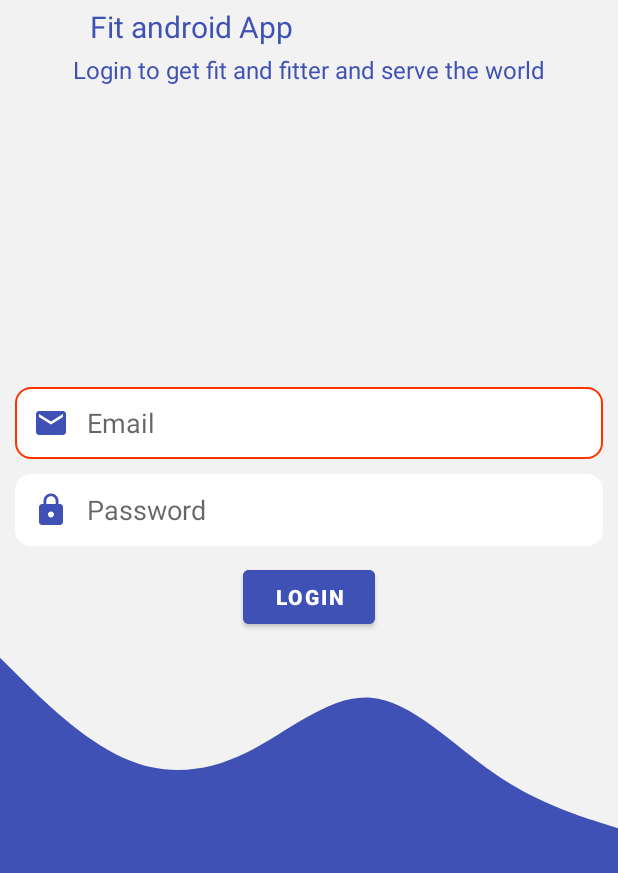
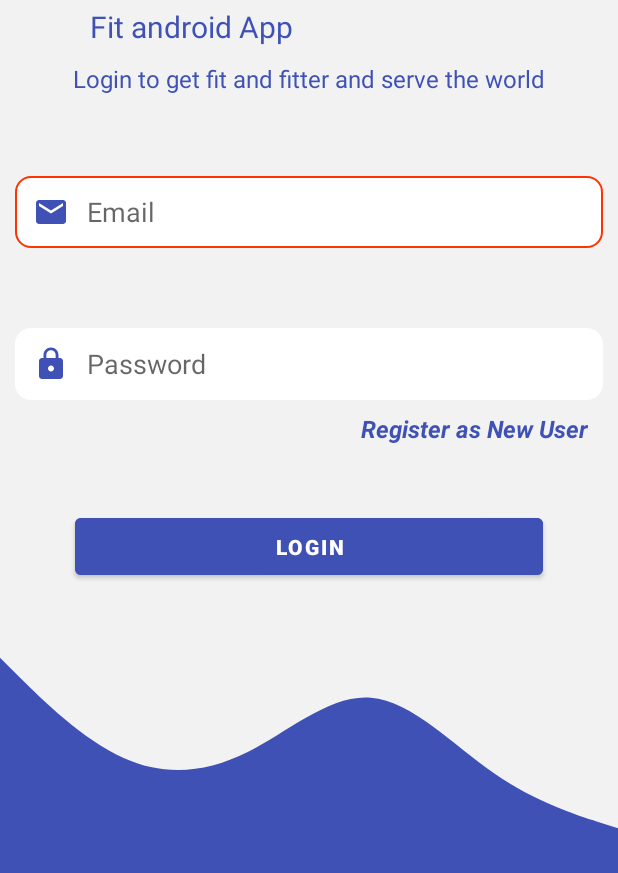
Before and after one commit to Amir-Raza-Teesside/ObesityDetectionUsingMachineLearning, an Android app: the Login screen opened directly, with no data from a screen before it, on a phone screen of 412 x 824 dp, the part 363-1236 px from its top. Run offline under Robolectric (Android 15) with nearby library versions, the phone set to English and light mode, and no system bars; our stand-ins replace Firebase (no records; nobody signed in at launch, a user with empty details on screens opened directly); plain views replace CircularImageView.

Commit message:
updated the Units of Measuring

```diff
--- a/app/src/main/java/uk/ac/tees/aad/obesity2/Login.java
+++ b/app/src/main/java/uk/ac/tees/aad/obesity2/Login.java
@@ -5,6 +5,7 @@ import android.os.Bundle;
 import android.view.View;
 import android.widget.Button;
 import android.widget.EditText;
+import android.widget.TextView;
 import android.widget.Toast;
 
 import androidx.annotation.NonNull;
@@ -25,6 +26,7 @@ public class Login extends AppCompatActivity {
     Button login;
     FirebaseAuth auth;
     Button Register;
+    TextView registertext;
     @Override
     protected void onCreate(Bundle savedInstanceState) {
         super.onCreate(savedInstanceState);
@@ -35,18 +37,22 @@ public class Login extends AppCompatActivity {
         login = findViewById(R.id.button2);
         auth = FirebaseAuth.getInstance();
 
-        Register = findViewById(R.id.button3);
+        registertext = findViewById(R.id.registertext);
+
+        registertext.setOnClickListener(new View.OnClickListener() {
+            @Override
+            public void onClick(View v) {
+                Intent intent = new Intent(Login.this,Registration.class);
+                startActivity(intent);
+            }
+        });
+
+
 
         getSupportActionBar().hide();
 
 
-        Register.setOnClickListener(new View.OnClickListener() {
-            @Override
-            public void onClick(View v) {
-                Intent intent = new Intent(Login.this,stepcounter.class);
-                startActivity(intent);
-            }
-        });
+
 
 
         login.setOnClickListener(new View.OnClickListener() {
--- a/app/src/main/java/uk/ac/tees/aad/obesity2/MainActivity.java
+++ b/app/src/main/java/uk/ac/tees/aad/obesity2/MainActivity.java
@@ -20,7 +20,7 @@ public class MainActivity extends AppCompatActivity {
         button.setOnClickListener(new View.OnClickListener() {
             @Override
             public void onClick(View v) {
-                Intent intent = new Intent(MainActivity.this, mainact.class);
+                Intent intent = new Intent(MainActivity.this, Login.class);
                 startActivity(intent);
             }
         });
--- a/app/src/main/java/uk/ac/tees/aad/obesity2/mainact.java
+++ b/app/src/main/java/uk/ac/tees/aad/obesity2/mainact.java
@@ -277,13 +277,13 @@ public class mainact extends AppCompatActivity {
     {
 
 
-        return  user.getWeight() * 0.4535;
+        return  user.getWeight() * 2.20462;
     }
 
     public double CentimeterToInch(user user)
     {
 
-        return  user.getHeight()/2.54;
+        return  user.getHeight()*0.393701;
     }
 
   public void oncheckboxClicked(View view)
--- a/app/src/main/res/layout/activity_login.xml
+++ b/app/src/main/res/layout/activity_login.xml
@@ -8,28 +8,35 @@
     tools:context=".Login">
 
 
-    <Button
-        android:id="@+id/button3"
+    <TextView
+        android:id="@+id/registertext"
         android:layout_width="wrap_content"
         android:layout_height="wrap_content"
-        android:text="Button"
-        android:visibility="gone"
-        app:layout_constraintBottom_toTopOf="@+id/view2"
+        android:layout_marginTop="8dp"
+        android:layout_marginEnd="20dp"
+        android:text="Register as New User"
+        android:textColor="#3F51B5"
+        android:textSize="16sp"
+        android:textStyle="bold|italic"
         app:layout_constraintEnd_toEndOf="parent"
-        app:layout_constraintStart_toEndOf="@+id/button2" />
+        app:layout_constraintTop_toBottomOf="@+id/password" />
 
     <Button
         android:id="@+id/button2"
-        android:layout_width="wrap_content"
-        android:layout_height="wrap_content"
+        android:layout_width="match_parent"
+        android:layout_height="50dp"
+        android:layout_marginStart="50dp"
+        android:layout_marginTop="10dp"
+        android:layout_marginEnd="50dp"
         android:backgroundTint="#3F51B5"
+
         android:text="Login"
         android:textColor="#fff"
         android:textStyle="bold"
-
         app:layout_constraintBottom_toTopOf="@+id/view2"
         app:layout_constraintEnd_toEndOf="parent"
-        app:layout_constraintStart_toStartOf="parent" />
+        app:layout_constraintStart_toStartOf="parent"
+        app:layout_constraintTop_toBottomOf="@+id/registertext" />
 
 
     <EditText
@@ -52,7 +59,8 @@
         app:layout_constraintBottom_toTopOf="@+id/password"
         app:layout_constraintEnd_toEndOf="parent"
         app:layout_constraintHorizontal_bias="0.473"
-        app:layout_constraintStart_toStartOf="parent" />
+        app:layout_constraintStart_toStartOf="parent"
+        app:layout_constraintTop_toBottomOf="@+id/textViews" />
 
     <EditText
         android:id="@+id/password"
@@ -70,10 +78,11 @@
         android:paddingEnd="12dp"
         android:paddingRight="4dp"
         android:paddingBottom="4dp"
-        app:layout_constraintBottom_toTopOf="@+id/button2"
+        app:layout_constraintBottom_toTopOf="@+id/view2"
         app:layout_constraintEnd_toEndOf="parent"
         app:layout_constraintHorizontal_bias="0.0"
-        app:layout_constraintStart_toStartOf="parent" />
+        app:layout_constraintStart_toStartOf="parent"
+        app:layout_constraintTop_toBottomOf="@+id/textViews" />
 
     <View
         android:id="@+id/view2"
@@ -127,8 +136,8 @@
         android:id="@+id/textViews"
         android:layout_width="wrap_content"
         android:layout_height="wrap_content"
-        android:layout_marginTop="4dp"
 
+        android:layout_marginTop="10dp"
         android:text="Login to get fit and fitter and serve the world"
         android:textColor="#3F51B5"
         android:textSize="16sp"
```
Also changed, not shown: app/src/main/java/uk/ac/tees/aad/obesity2/BMITracker.java (+49 -9 lines).
